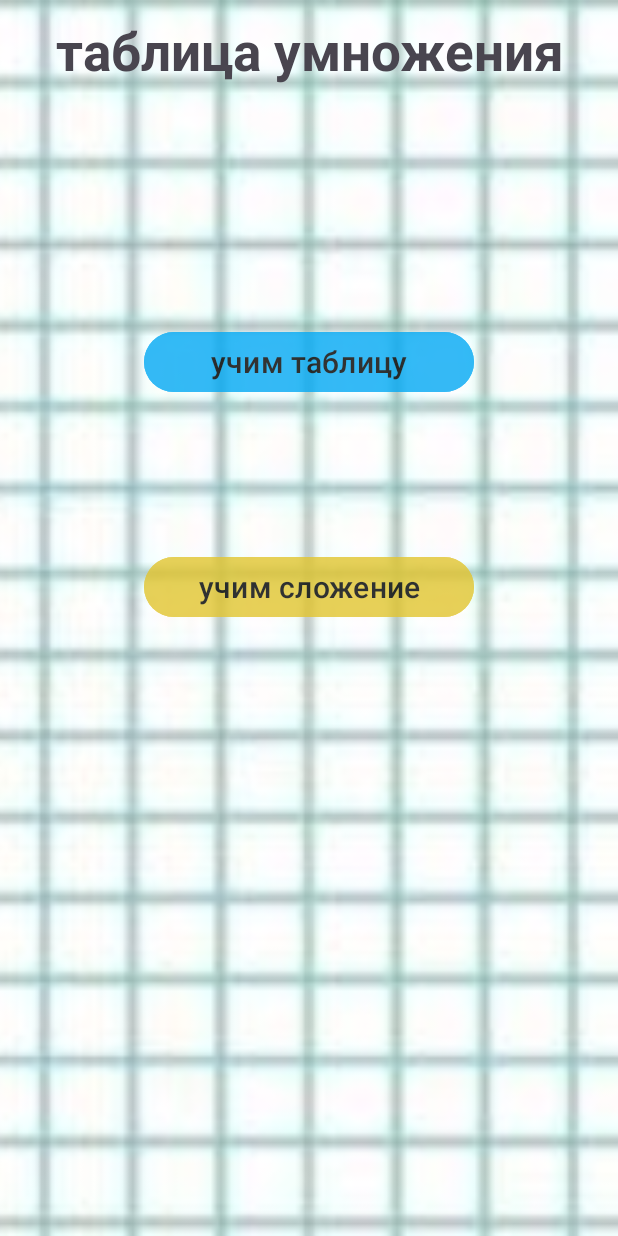
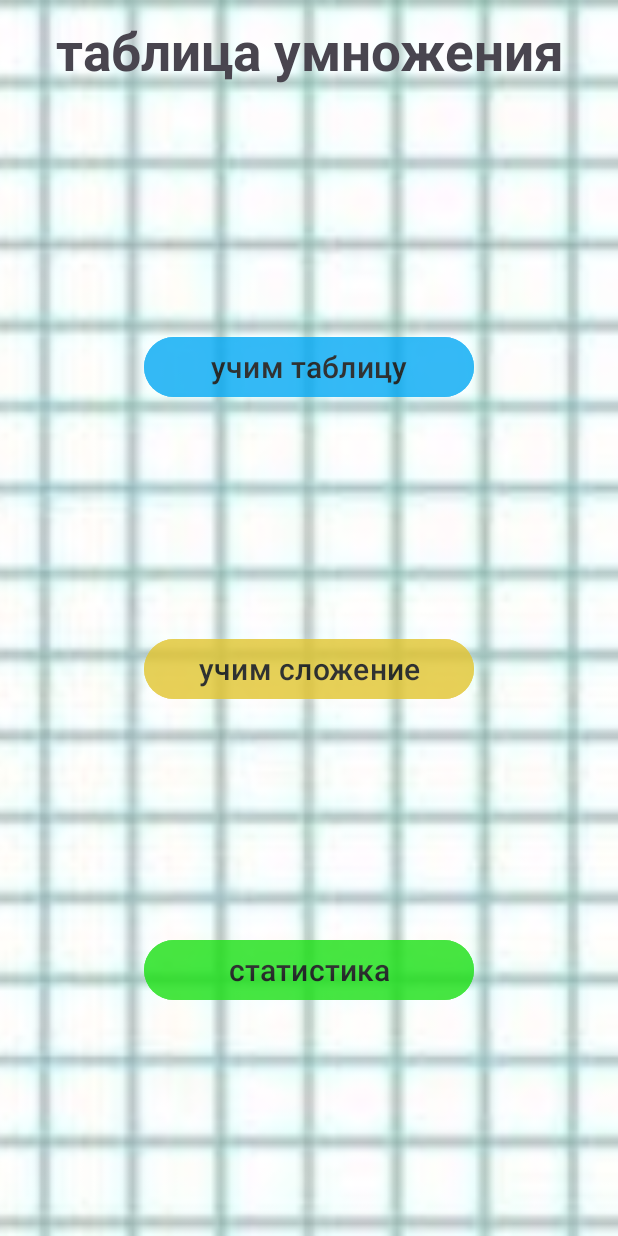
Before and after one commit to ice-knight-paladin/Multiplicatio, an Android app: the screen it shows after launch (MainActivity), on a phone screen of 412 x 824 dp. Run offline under Robolectric (Android 15) with nearby library versions, the phone set to English and light mode, and no system bars; our stand-ins replace Room's generated code.

Commit message:
add BD lite

```diff
--- a/app/src/main/AndroidManifest.xml
+++ b/app/src/main/AndroidManifest.xml
@@ -13,6 +13,9 @@
         android:theme="@style/Theme.Multiplication"
         tools:targetApi="31">
         <activity
+            android:name=".StaticsBD"
+            android:exported="false" />
+        <activity
             android:name=".Multi"
             android:exported="false" />
         <activity
--- /dev/null
+++ b/app/src/main/java/com/example/multiplication/Core.kt
@@ -0,0 +1,18 @@
+package com.example.multiplication
+
+import android.content.Context
+import androidx.room.Room
+
+class Core(
+    private val context: Context
+) {
+    private val dataBase by lazy {
+        Room.databaseBuilder(
+            context,
+            ItemsDataBase::class.java,
+            "items_database"
+        ).build()
+    }
+
+    fun dao() = dataBase.itemsDao()
+}
--- /dev/null
+++ b/app/src/main/java/com/example/multiplication/ItemsCache.kt
@@ -0,0 +1,13 @@
+package com.example.multiplication
+
+import androidx.room.ColumnInfo
+import androidx.room.Entity
+import androidx.room.PrimaryKey
+
+@Entity(tableName = "items_table")
+data class ItemCache(
+    @PrimaryKey @ColumnInfo(name = "id") val id: Long,
+    @ColumnInfo(name = "text") val text: String,
+    @ColumnInfo(name = "correct") val correct: Int,
+    @ColumnInfo(name = "incorrect") val incorrect: Int
+)
--- /dev/null
+++ b/app/src/main/java/com/example/multiplication/ItemsDao.kt
@@ -0,0 +1,18 @@
+package com.example.multiplication
+
+import androidx.room.Dao
+import androidx.room.Insert
+import androidx.room.OnConflictStrategy
+import androidx.room.Query
+
+@Dao
+interface ItemsDao {
+    @Query("SELECT * FROM items_table")
+    fun list(): List<ItemCache>
+
+    @Insert(onConflict = OnConflictStrategy.REPLACE)
+    fun add(item: ItemCache)
+
+    @Query("SELECT * FROM items_table WHERE id = :id")
+    fun item(id: Long): ItemCache
+}
--- /dev/null
+++ b/app/src/main/java/com/example/multiplication/ItemsDataBase.kt
@@ -0,0 +1,9 @@
+package com.example.multiplication
+
+import androidx.room.Database
+import androidx.room.RoomDatabase
+
+@Database(entities = [ItemCache::class], version = 1)
+abstract class ItemsDataBase : RoomDatabase() {
+    abstract fun itemsDao(): ItemsDao
+}
--- a/app/src/main/java/com/example/multiplication/MainActivity.kt
+++ b/app/src/main/java/com/example/multiplication/MainActivity.kt
@@ -7,15 +7,27 @@ import com.example.multiplication.databinding.ActivityMainBinding
 
 class MainActivity : AppCompatActivity() {
     private lateinit var binding: ActivityMainBinding
+    lateinit var repository: Repository.Base
 
     override fun onCreate(savedInstanceState: Bundle?) {
         super.onCreate(savedInstanceState)
         binding = ActivityMainBinding.inflate(layoutInflater)
         setContentView(binding.root)
 
+        repository = Repository.Base(Core(this).dao(), Now.Base())
+        kotlin.runCatching {
+            repository.add("DDDD", 1, 0)
+        }
+
+
         binding.btnMulti.setOnClickListener {
             startActivity(Intent(this, Multi::class.java))
             finish()
         }
+
+        binding.btnStatic.setOnClickListener {
+            startActivity(Intent(this, StaticsBD::class.java))
+            finish()
+        }
     }
 }
--- /dev/null
+++ b/app/src/main/java/com/example/multiplication/Now.kt
@@ -0,0 +1,10 @@
+package com.example.multiplication
+
+interface Now {
+    fun nowMillis(): Long
+    class Base : Now {
+        override fun nowMillis(): Long {
+            return System.currentTimeMillis()
+        }
+    }
+}
--- /dev/null
+++ b/app/src/main/java/com/example/multiplication/Repository.kt
@@ -0,0 +1,39 @@
+package com.example.multiplication
+
+interface Repository {
+
+    interface Add {
+        fun add(value: String, correct: Int, incorrect: Int)
+    }
+
+    interface ReadItem {
+        fun item(id: Long): Item
+    }
+
+    interface Read {
+        fun list(): List<Item>
+    }
+
+    class Base(
+        private val dataSources: ItemsDao,
+        private val now: Now
+    ) : Add, Read, ReadItem {
+        override fun add(value: String, correct: Int, incorrect: Int) {
+            val id = now.nowMillis()
+            dataSources.add(ItemCache(id, value, correct, incorrect))
+        }
+
+        override fun list(): List<Item> {
+            return dataSources.list().map {
+                Item(it.id, it.text, it.correct, it.incorrect)
+            }
+        }
+
+        override fun item(id: Long): Item {
+            val itemCache = dataSources.item(id)
+            return Item(itemCache.id, itemCache.text, itemCache.correct, itemCache.correct)
+        }
+
+
+    }
+}
--- a/app/src/main/res/layout/activity_main.xml
+++ b/app/src/main/res/layout/activity_main.xml
@@ -35,7 +35,7 @@
         android:text="@string/multi"
         android:textColor="@color/black"
         android:textSize="20sp"
-        app:layout_constraintBottom_toBottomOf="@+id/btn_add"
+        app:layout_constraintBottom_toTopOf="@+id/btn_add"
         app:layout_constraintEnd_toEndOf="parent"
         app:layout_constraintStart_toStartOf="parent"
         app:layout_constraintTop_toBottomOf="@+id/text_title" />
@@ -49,11 +49,26 @@
         android:text="учим сложение"
         android:textColor="@color/black"
         android:textSize="20sp"
-        app:layout_constraintBottom_toBottomOf="parent"
+        app:layout_constraintBottom_toTopOf="@id/btn_static"
         app:layout_constraintEnd_toEndOf="parent"
         app:layout_constraintStart_toStartOf="parent"
         app:layout_constraintTop_toBottomOf="@+id/btn_multi"
         app:layout_constraintVertical_bias="0.2" />
 
+    <Button
+        android:id="@+id/btn_static"
+        android:layout_width="220dp"
+        android:layout_height="wrap_content"
+        android:alpha="0.8"
+        android:backgroundTint="@color/green"
+        android:text="статистика"
+        android:textColor="@color/black"
+        android:textSize="20sp"
+        app:layout_constraintBottom_toBottomOf="parent"
+        app:layout_constraintEnd_toEndOf="parent"
+        app:layout_constraintStart_toStartOf="parent"
+        app:layout_constraintTop_toBottomOf="@+id/btn_add"
+        app:layout_constraintVertical_bias="0.2" />
+
 
 </androidx.constraintlayout.widget.ConstraintLayout>
--- a/app/src/main/res/values/colors.xml
+++ b/app/src/main/res/values/colors.xml
@@ -5,4 +5,5 @@
     <color name="sky">#03A9F4</color>
     <color name="yellow_0">#E2C52F</color>
     <color name="orange">#FA8C2A</color>
+    <color name="green">#1AE013</color>
 </resources>
```
Also changed, not shown: app/src/main/java/com/example/multiplication/Item.kt (added, +8 -0 lines), app/src/main/java/com/example/multiplication/StaticsBD.kt (added, +17 -0 lines), app/src/main/res/layout/activity_statics_bd.xml (added, +10 -0 lines), 2 other files.
